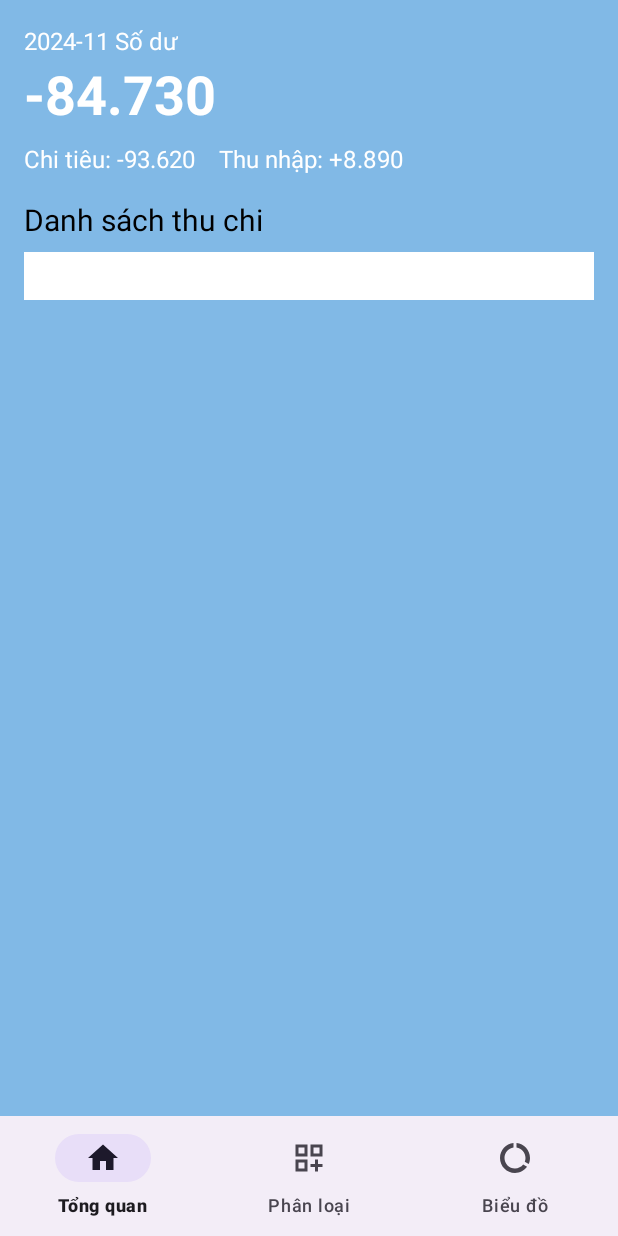
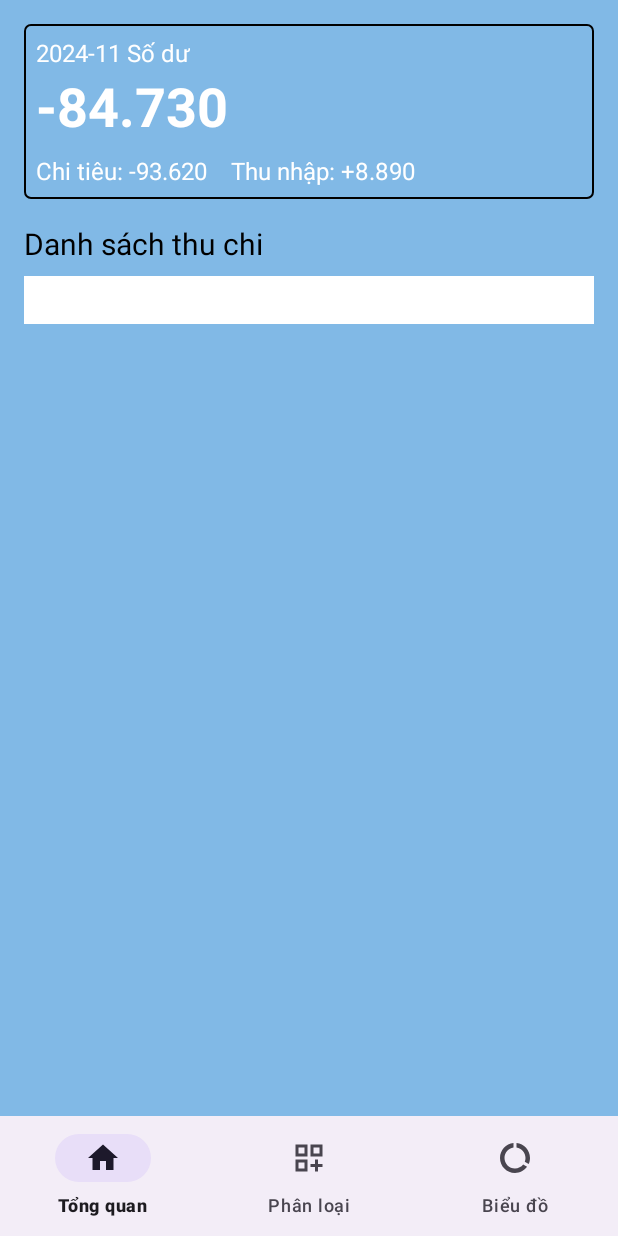
Before and after one commit to buiviet289/duan, an Android app: the Homefragment screen opened directly, with no data from a screen before it, on a phone screen of 412 x 824 dp. Run offline under Robolectric (Android 15) with nearby library versions, the phone set to English and light mode, and no system bars.

Commit message:
xóa hình ảnh

```diff
--- a/app/build.gradle.kts
+++ b/app/build.gradle.kts
@@ -38,7 +38,8 @@ dependencies {
     testImplementation(libs.junit)
     androidTestImplementation(libs.ext.junit)
     androidTestImplementation(libs.espresso.core)
-   // implementation("com.google.android.material:material:1.9.0")
+    implementation("androidx.core:core-ktx:1.9.0")
+    //implementation("com.google.android.material:material:1.9.0")
   //  implementation("com.github.PhilJay:MPAndroidChart:v3.1.0")
 
 }
--- a/app/src/main/java/house/duan/appchitieu/fragment/Profilefragment.java
+++ b/app/src/main/java/house/duan/appchitieu/fragment/Profilefragment.java
@@ -23,7 +23,7 @@ public class Profilefragment extends Fragment {
 
         // Customize content
         TextView textView = view.findViewById(R.id.text_profile);
-        textView.setText("This is your profile!");
+
 
         return view;
     }
--- a/app/src/main/res/layout/activity_dangki.xml
+++ b/app/src/main/res/layout/activity_dangki.xml
@@ -7,7 +7,7 @@
     android:orientation="vertical"
     android:padding="16dp"
     tools:context=".dangki"
-    android:background="#81B9E6"
+
     android:gravity="bottom">
 
     <TextView
--- a/app/src/main/res/layout/activity_dangnhap.xml
+++ b/app/src/main/res/layout/activity_dangnhap.xml
@@ -7,7 +7,7 @@
     android:orientation="vertical"
     android:padding="16dp"
     tools:context=".dangnhap"
-    android:background="#81B9E6"
+
     android:gravity="bottom">
 
     <TextView
--- a/app/src/main/res/layout/fragment_home.xml
+++ b/app/src/main/res/layout/fragment_home.xml
@@ -4,7 +4,13 @@
     android:orientation="vertical"
     android:padding="16dp"
     android:background="#81B9E6">
-
+    <LinearLayout
+        android:layout_width="match_parent"
+        android:layout_height="wrap_content"
+        android:orientation="vertical"
+        android:background="@drawable/darius"
+        android:padding="8dp"
+        >
     <!-- Header Section -->
     <TextView
         android:id="@+id/date_text"
@@ -47,7 +53,7 @@
             android:textColor="#FFFFFF"
             android:textSize="16sp" />
     </LinearLayout>
-
+</LinearLayout>
     <!-- Budget Setting Section -->
     <TextView
         android:id="@+id/budget_setting_text"
--- a/app/src/main/res/layout/fragment_profile.xml
+++ b/app/src/main/res/layout/fragment_profile.xml
@@ -1,14 +1,14 @@
 <LinearLayout xmlns:android="http://schemas.android.com/apk/res/android"
     android:layout_width="match_parent"
     android:layout_height="match_parent"
-    android:gravity="center"
     android:orientation="vertical">
 
     <TextView
         android:id="@+id/text_profile"
         android:layout_width="wrap_content"
         android:layout_height="wrap_content"
-        android:text="Profile Fragment"
+        android:text="biểu đồ"
+        android:layout_marginTop="80dp"
         android:textSize="20sp"
         android:textStyle="bold" />
 </LinearLayout>
--- a/app/src/main/res/layout/fragment_search.xml
+++ b/app/src/main/res/layout/fragment_search.xml
@@ -3,7 +3,7 @@
     android:layout_width="match_parent"
     android:layout_height="match_parent"
     android:orientation="vertical"
-    android:background="#E3F2FD">
+    >
 
     <!-- Thanh tiêu đề -->
     <LinearLayout
```
Also changed, not shown: app/src/main/res/layout/activity_manhinhchao.xml (+6 -4 lines), app/src/main/res/drawable/meothantai.jpg (deleted).
